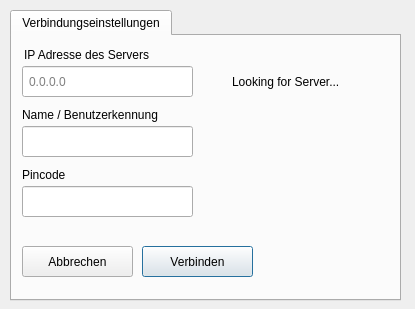
First picture: the form in client/student.ui, repository valueerrorx/life-exam, before the edit.
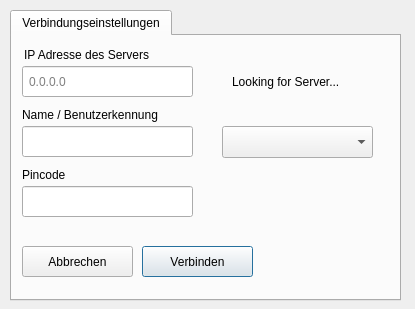
Second picture: the form after the edit. Icons and pictures are not drawn.

Commit message: working on dropdown menu for server list

```diff
--- a/client/student.ui
+++ b/client/student.ui
@@ -252,6 +252,16 @@
       <string>Pincode</string>
      </property>
     </widget>
+    <widget class="QComboBox" name="serverdropdown">
+     <property name="geometry">
+      <rect>
+       <x>210</x>
+       <y>90</y>
+       <width>151</width>
+       <height>32</height>
+      </rect>
+     </property>
+    </widget>
    </widget>
   </widget>
  </widget>
```
The commit also changes 2 other files.
